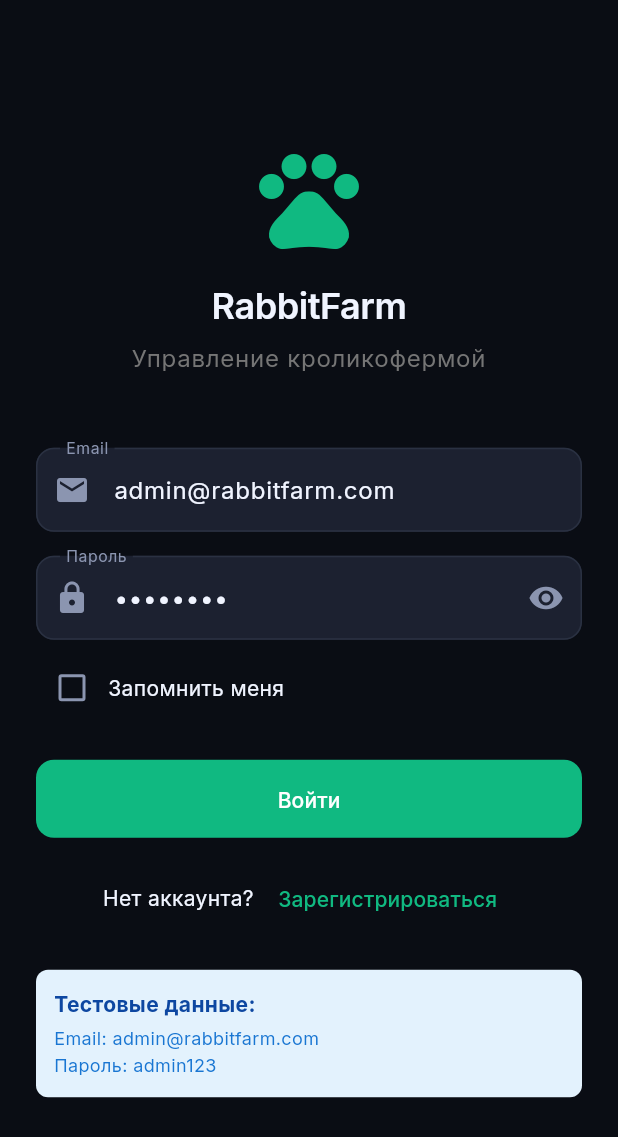
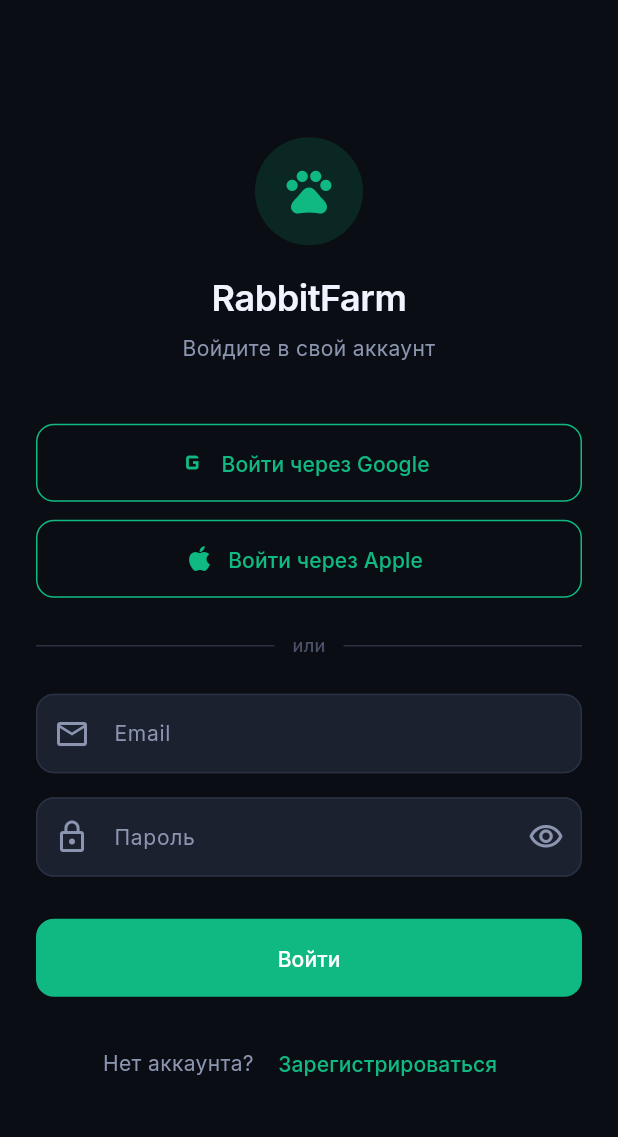
Before and after one commit to MubiZero/RabbitFarm, a Flutter app: the LoginScreen screen opened by its route, on a phone screen of 412 x 824 dp. Shown: the top 1137 px of the screen. Run offline on Flutter 3.47's test engine with Material 3 defaults, Android fonts, the phone set to English and light mode, and no system bars; our stand-ins replace cached_network_image, dio, fl_chart, flutter_riverpod, flutter_secure_storage, freezed_annotation and 3 more; accounts and stored records are empty.

Commit message:
feat(auth): redesign LoginScreen — dark theme, Google/Apple buttons

```diff
--- a/mobile/lib/features/auth/presentation/screens/login_screen.dart
+++ b/mobile/lib/features/auth/presentation/screens/login_screen.dart
@@ -3,6 +3,8 @@
 import 'package:go_router/go_router.dart';
 import 'package:dio/dio.dart';
 import '../providers/auth_provider.dart';
+import '../../../../core/theme/app_colors.dart';
+import '../../../../core/theme/app_typography.dart';
 
 class LoginScreen extends ConsumerStatefulWidget {
   const LoginScreen({super.key});
@@ -13,10 +15,9 @@
 
 class _LoginScreenState extends ConsumerState<LoginScreen> {
   final _formKey = GlobalKey<FormState>();
-  final _emailController = TextEditingController(text: 'admin@rabbitfarm.com');
-  final _passwordController = TextEditingController(text: 'admin123');
+  final _emailController = TextEditingController();
+  final _passwordController = TextEditingController();
   bool _obscurePassword = true;
-  bool _rememberMe = false;
 
   @override
   void dispose() {
@@ -46,7 +47,7 @@
           ScaffoldMessenger.of(context).showSnackBar(
             SnackBar(
               content: Text(message),
-              backgroundColor: Colors.red,
+              backgroundColor: AppColors.error,
             ),
           );
         }
@@ -59,50 +60,103 @@
     final authState = ref.watch(authProvider);
 
     return Scaffold(
+      backgroundColor: AppColors.darkBackground,
       body: SafeArea(
         child: Center(
           child: SingleChildScrollView(
-            padding: const EdgeInsets.all(24),
+            padding: const EdgeInsets.symmetric(horizontal: 24, vertical: 32),
             child: Form(
               key: _formKey,
               child: Column(
-                mainAxisAlignment: MainAxisAlignment.center,
                 crossAxisAlignment: CrossAxisAlignment.stretch,
                 children: [
-                  // Logo/Icon
-                  Icon(
-                    Icons.pets,
-                    size: 80,
-                    color: Theme.of(context).colorScheme.primary,
+                  // Logo
+                  Center(
+                    child: Container(
+                      width: 72,
+                      height: 72,
+                      decoration: BoxDecoration(
+                        color: AppColors.accentEmerald.withValues(alpha: 0.15),
+                        shape: BoxShape.circle,
+                      ),
+                      child: const Icon(
+                        Icons.pets,
+                        size: 36,
+                        color: AppColors.accentEmerald,
+                      ),
+                    ),
                   ),
-                  const SizedBox(height: 16),
+                  const SizedBox(height: 20),
 
                   // Title
                   Text(
                     'RabbitFarm',
-                    style: Theme.of(context).textTheme.displayMedium,
+                    style: AppTypography.displayMd.copyWith(
+                      color: AppColors.darkTextPrimary,
+                    ),
                     textAlign: TextAlign.center,
                   ),
                   const SizedBox(height: 8),
 
                   // Subtitle
                   Text(
-                    'Управление кроликофермой',
-                    style: Theme.of(context).textTheme.bodyLarge?.copyWith(
-                          color: Colors.grey[600],
-                        ),
+                    'Войдите в свой аккаунт',
+                    style: AppTypography.bodyMd.copyWith(
+                      color: AppColors.darkTextSecondary,
+                    ),
                     textAlign: TextAlign.center,
                   ),
-                  const SizedBox(height: 48),
+                  const SizedBox(height: 40),
+
+                  // Google button (UI only)
+                  OutlinedButton.icon(
+                    onPressed: () {
+                      // TODO: implement Google Sign-In
+                    },
+                    icon: const Icon(Icons.g_mobiledata, size: 22),
+                    label: const Text('Войти через Google'),
+                  ),
+                  const SizedBox(height: 12),
+
+                  // Apple button (UI only)
+                  OutlinedButton.icon(
+                    onPressed: () {
+                      // TODO: implement Apple Sign-In
+                    },
+                    icon: const Icon(Icons.apple, size: 22),
+                    label: const Text('Войти через Apple'),
+                  ),
+                  const SizedBox(height: 24),
+
+                  // Divider
+                  Row(
+                    children: [
+                      const Expanded(child: Divider()),
+                      Padding(
+                        padding: const EdgeInsets.symmetric(horizontal: 12),
+                        child: Text(
+                          'или',
+                          style: AppTypography.labelSm.copyWith(
+                            color: AppColors.darkTextHint,
+                          ),
+                        ),
+                      ),
+                      const Expanded(child: Divider()),
+                    ],
+                  ),
+                  const SizedBox(height: 24),
 
                   // Email field
                   TextFormField(
                     controller: _emailController,
                     keyboardType: TextInputType.emailAddress,
+                    style: AppTypography.bodyMd.copyWith(
+                      color: AppColors.darkTextPrimary,
+                    ),
                     decoration: const InputDecoration(
                       labelText: 'Email',
                       hintText: 'Введите email',
-                      prefixIcon: Icon(Icons.email),
+                      prefixIcon: Icon(Icons.email_outlined),
                     ),
                     validator: (value) {
                       if (value == null || value.isEmpty) {
@@ -120,15 +174,18 @@
                   TextFormField(
                     controller: _passwordController,
                     obscureText: _obscurePassword,
+                    style: AppTypography.bodyMd.copyWith(
+                      color: AppColors.darkTextPrimary,
+                    ),
                     decoration: InputDecoration(
                       labelText: 'Пароль',
                       hintText: 'Введите пароль',
-                      prefixIcon: const Icon(Icons.lock),
+                      prefixIcon: const Icon(Icons.lock_outline),
                       suffixIcon: IconButton(
                         icon: Icon(
                           _obscurePassword
-                              ? Icons.visibility
-                              : Icons.visibility_off,
+                              ? Icons.visibility_outlined
+                              : Icons.visibility_off_outlined,
                         ),
                         onPressed: () {
                           setState(() {
@@ -147,23 +204,7 @@
                       return null;
                     },
                   ),
-                  const SizedBox(height: 8),
-
-                  // Remember me checkbox
-                  Row(
-                    children: [
-                      Checkbox(
-                        value: _rememberMe,
-                        onChanged: (value) {
-                          setState(() {
-                            _rememberMe = value ?? false;
-                          });
-                        },
-                      ),
-                      const Text('Запомнить меня'),
-                    ],
-                  ),
-                  const SizedBox(height: 24),
+                  const SizedBox(height: 28),
 
                   // Login button
                   ElevatedButton(
@@ -180,13 +221,18 @@
                           )
                         : const Text('Войти'),
                   ),
-                  const SizedBox(height: 16),
+                  const SizedBox(height: 20),
 
                   // Register link
                   Row(
                     mainAxisAlignment: MainAxisAlignment.center,
                     children: [
-                      const Text('Нет аккаунта? '),
+                      Text(
+                        'Нет аккаунта? ',
+                        style: AppTypography.bodyMd.copyWith(
+                          color: AppColors.darkTextSecondary,
+                        ),
+                      ),
                       TextButton(
                         onPressed: authState.isLoading
                             ? null
@@ -194,36 +240,6 @@
                         child: const Text('Зарегистрироваться'),
                       ),
                     ],
-                  ),
-
-                  // Test credentials hint
-                  const SizedBox(height: 24),
-                  Container(
-                    padding: const EdgeInsets.all(12),
-                    decoration: BoxDecoration(
-                      color: Colors.blue[50],
-                      borderRadius: BorderRadius.circular(8),
-                    ),
-                    child: Column(
-                      crossAxisAlignment: CrossAxisAlignment.start,
-                      children: [
-                        Text(
-                          'Тестовые данные:',
-                          style: TextStyle(
-                            fontWeight: FontWeight.bold,
-                            color: Colors.blue[900],
-                          ),
-                        ),
-                        const SizedBox(height: 4),
-                        Text(
-                          'Email: admin@rabbitfarm.com\nПароль: admin123',
-                          style: TextStyle(
-                            fontSize: 12,
-                            color: Colors.blue[700],
-                          ),
-                        ),
-                      ],
-                    ),
                   ),
                 ],
               ),
```
